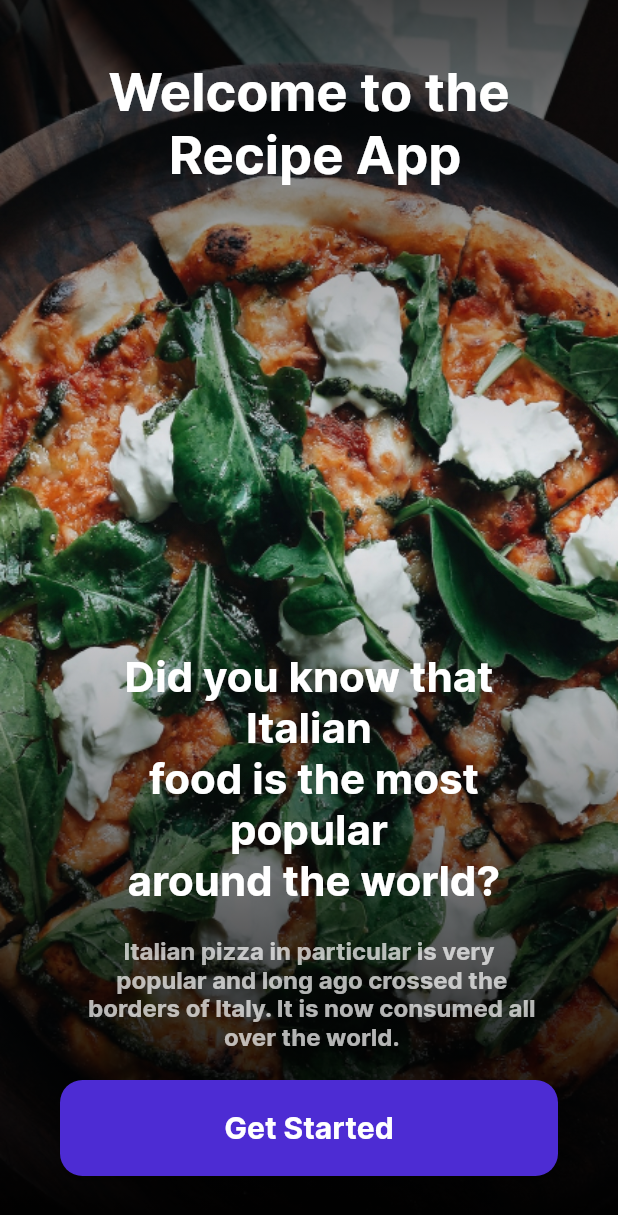
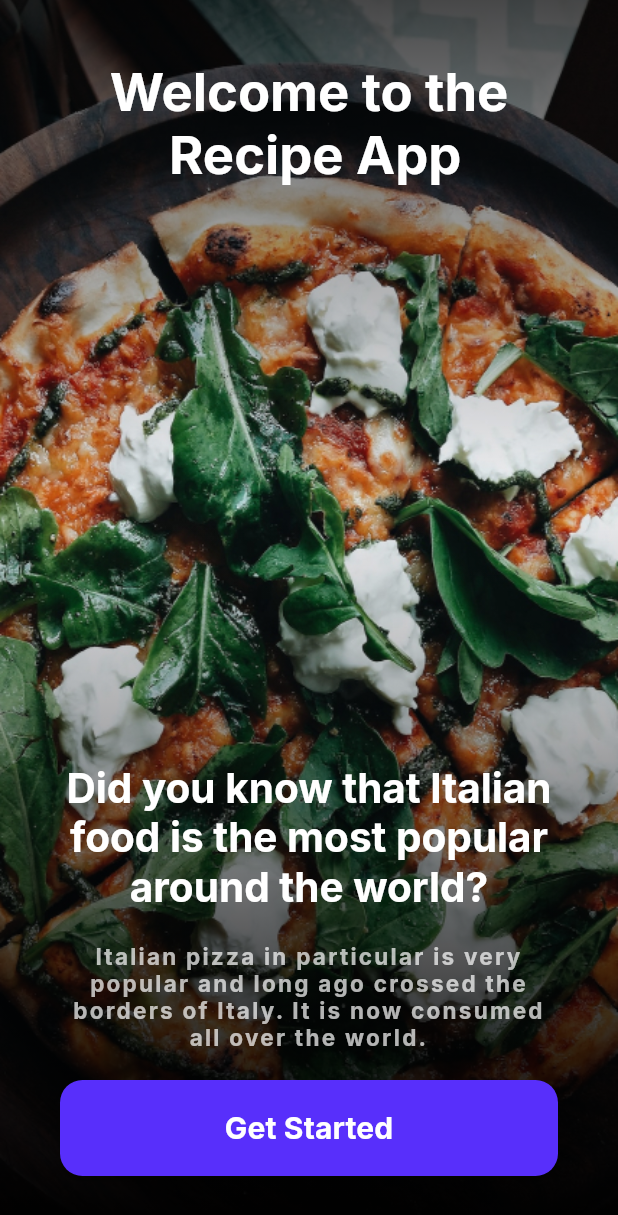
Before and after one commit to henryjrtena/recipe-app-flutter, a Flutter app: the screen it shows after launch, on a phone screen of 412 x 824 dp. Shown: the top 1215 px of the screen. Run offline on Flutter 3.47's test engine with Material 2 defaults, Android fonts, the phone set to English and light mode, and no system bars; our stand-ins replace async_redux, dio, flutter_svg, freezed_annotation, google_fonts; generated files the repository leaves out were written again.

Commit message:
feat: created the overview page - added the overview page for the all the recipes - added the bottommodalsheet for adding a recipe - created the recipe card for each recipe - created a seperated textfield - added the empty recipe view - moved string to string constant dart - added the ThemeData for the app - removal of the imports of the fonts, now using GoogleFonts - added variable for the constant color - flutter analyzed and dart formatted

```diff
--- a/lib/features/the_meal_db_onboarding/the_meal_db_onboarding_page.dart
+++ b/lib/features/the_meal_db_onboarding/the_meal_db_onboarding_page.dart
@@ -1,8 +1,8 @@
+import 'package:recipe_app_flutter/utilities/colors.dart';
+import 'package:recipe_app_flutter/utilities/string_constant.dart';
+import 'package:recipe_app_flutter/utilities/widget/button.dart';
 import 'package:recipe_app_flutter/features/the_meal_db_overview/the_meal_db_overview_connector.dart';
-import 'package:recipe_app_flutter/utilities/colors.dart';
-import 'package:recipe_app_flutter/utilities/spacing.dart';
 import 'package:flutter/material.dart';
-import 'package:recipe_app_flutter/utilities/widget/button.dart';
 
 class TheMealDBApiOnboardingPage extends StatelessWidget {
   const TheMealDBApiOnboardingPage({super.key});
@@ -14,7 +14,7 @@ class TheMealDBApiOnboardingPage extends StatelessWidget {
         child: Container(
           decoration: const BoxDecoration(
             image: DecorationImage(
-              image: AssetImage('assets/jpeg/onboarding.jpeg'),
+              image: AssetImage(onBoardingSource),
               fit: BoxFit.cover,
             ),
           ),
@@ -31,51 +31,36 @@ class TheMealDBApiOnboardingPage extends StatelessWidget {
               mainAxisAlignment: MainAxisAlignment.spaceBetween,
               crossAxisAlignment: CrossAxisAlignment.center,
               children: [
-                Column(
-                  children: const [
+                Align(
+                  alignment: Alignment.topCenter,
+                  child: Text(
+                    welcomeRecipeAppLabel,
+                    textAlign: TextAlign.center,
+                    style: Theme.of(context).textTheme.headlineLarge,
+                  ),
+                ),
+                Wrap(
+                  runSpacing: 20.0,
+                  children: [
                     Text(
-                      'Welcome to the\r\n Recipe App',
+                      triviaText,
                       textAlign: TextAlign.center,
-                      style: TextStyle(
-                        fontSize: 35.0,
-                        fontWeight: FontWeight.bold,
-                        color: white,
-                      ),
+                      style: Theme.of(context).textTheme.titleLarge!.copyWith(color: white),
                     ),
-                  ],
-                ),
-                Column(
-                  children: [
-                    const Text(
-                      'Did you know that Italian\r\n food is the most popular\r\n around the world?',
+                    Text(
+                      triviaTextAnswer,
                       textAlign: TextAlign.center,
-                      style: TextStyle(
-                        fontSize: 28.0,
-                        fontWeight: FontWeight.bold,
-                        color: white,
-                      ),
+                      style: Theme.of(context).textTheme.labelSmall,
                     ),
-                    const VerticalSpacing(height: 20.0),
-                    const Text(
-                      'Italian pizza in particular is very\r\n popular and long ago crossed the\r\n borders of Italy. It is now consumed all\r\n over the world.',
-                      textAlign: TextAlign.center,
-                      style: TextStyle(
-                        fontSize: 16.0,
-                        fontWeight: FontWeight.bold,
-                        color: Colors.white70,
-                      ),
-                    ),
-                    const VerticalSpacing(height: 20.0),
                     ElevatedButton(
                       style: Button.fluidButton(),
                       onPressed: () => _navigateToOverviewPage(context),
-                      child: const Text(
-                        'Get Started',
-                        style: TextStyle(
-                          fontSize: 20.0,
-                          fontWeight: FontWeight.bold,
-                          color: white,
-                        ),
+                      child: Text(
+                        getStartedLabel,
+                        style: Theme.of(context).textTheme.titleSmall!.copyWith(
+                              fontWeight: FontWeight.bold,
+                              color: white,
+                            ),
                       ),
                     )
                   ],
--- a/lib/utilities/string_constant.dart
+++ b/lib/utilities/string_constant.dart
@@ -0,0 +1,28 @@
+const avatarSource = 'assets/jpeg/me.jpg';
+const noRecipesSVGSource = 'assets/svg/make-it-your-own-way.svg';
+const onBoardingSource = 'assets/jpeg/onboarding.jpeg';
+
+const welcomeRecipeAppLabel = 'Welcome to the\r\n Recipe App';
+
+const triviaText = 'Did you know that Italian'
+    ' food is the most popular'
+    ' around the world?';
+
+const triviaTextAnswer = 'Italian pizza in particular is very'
+    ' popular and long ago crossed the'
+    ' borders of Italy. It is now consumed all'
+    ' over the world.';
+
+const getStartedLabel = 'Get Started';
+
+const searchHereLabel = 'Search here...';
+const yourRecipesLabel = 'Your Recipes';
+const hungryLabel = 'Hungry?';
+const getInspiredLabel = 'Get inspired...';
+const makeItYourOwnWayLabel = 'Make it your own way';
+const addRecipeLabel = 'Add a recipe';
+const yourMealNameLabel = 'Enter your Meal name...';
+const enterYourMealHereLabel = 'Enter your Meal here...';
+const mealLabel = 'Meal';
+const addMealLabel = "Add Meal";
+const categoryLabel = 'Category';
```
Also changed, not shown: lib/features/the_meal_db_overview/the_meal_db_overview_page.dart (+94 -7 lines), lib/features/the_meal_db_overview/widgets/add_recipe_modal_form.dart (added, +84 -0 lines), lib/features/the_meal_db_overview/widgets/empty_recipes_view.dart (added, +44 -0 lines), lib/features/the_meal_db_overview/widgets/recipe_card.dart (added, +60 -0 lines), lib/features/the_meal_db_overview/widgets/search_recipe_textfield.dart (added, +37 -0 lines), lib/utilities/colors.dart (+12 -1 lines), lib/utilities/the_meal_db_api_theme.dart (+33 -12 lines), lib/utilities/widget/button.dart (+9 -1 lines), pubspec.yaml (+4 -4 lines), assets/jpeg/me.jpg (added), pubspec.lock.
